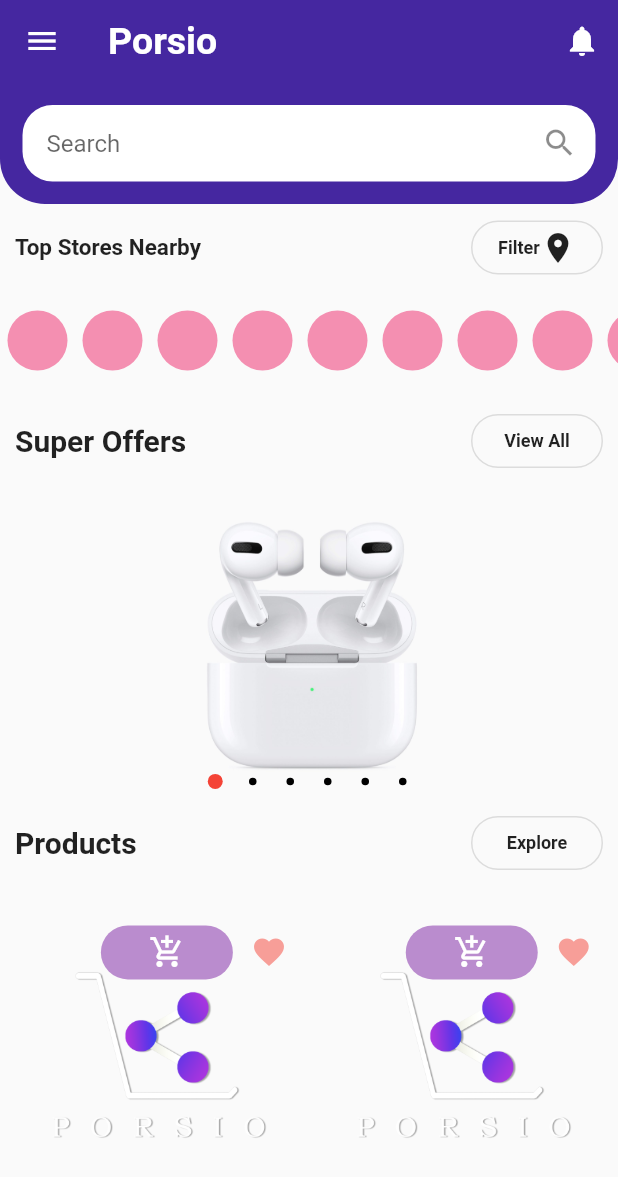
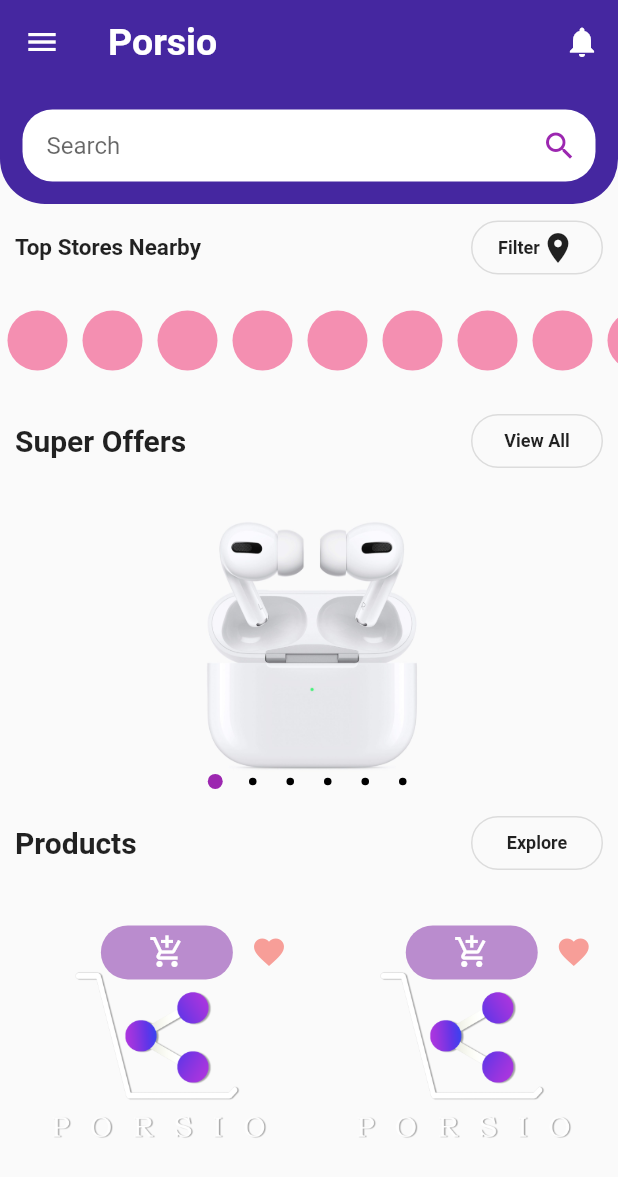
Before and after one commit to PradyumanAgrawal/zomatoClone, a Flutter app: the HomeScreen screen opened directly, on a phone screen of 412 x 824 dp. Shown: the top 1177 px of the screen. Run offline on Flutter 3.47's test engine with Material 2 defaults, Android fonts, the phone set to English and light mode, and no system bars; drawn by our look-alikes of carousel_pro; our stand-ins replace firebase_auth, google_sign_in, photo_view, shared_preferences; accounts and stored records are empty.

Commit message:
added a image viewer for the description page and some minor UI changes in the homeScreen

```diff
--- a/lib/ui/homeScreen.dart
+++ b/lib/ui/homeScreen.dart
@@ -26,7 +26,7 @@ class _HomeScreenState extends State<HomeScreen> {
         slivers: <Widget>[
           SliverAppBar(
             floating: true,
-            pinned: false,
+            pinned: true,
             snap: true,
             backgroundColor: Colors.deepPurple[800],
             title: Text(
@@ -57,19 +57,19 @@ class _HomeScreenState extends State<HomeScreen> {
                       bottomLeft: Radius.circular(20),
                       bottomRight: Radius.circular(20)),
                 ),
-                child: TextField(
+                child: TextFormField(
                   decoration: InputDecoration(
                     hintText: "Search",
                     fillColor: Colors.white,
                     filled: true,
-                    suffixIcon: Icon(Icons.search),
+                    suffixIcon: Icon(Icons.search, color: Colors.purple),
                     enabledBorder: OutlineInputBorder(
                       borderRadius: BorderRadius.circular(20.0),
                       borderSide: BorderSide(color: Colors.transparent),
                     ),
                     contentPadding: EdgeInsets.symmetric(
                       horizontal: 16.0,
-                      vertical: 16.0,
+                      vertical: 14.0,
                     ),
                   ),
                 ),
@@ -93,6 +93,8 @@ class _HomeScreenState extends State<HomeScreen> {
                     ),
                     OutlineButton(
                       onPressed: () {},
+                      shape: StadiumBorder(),
+                      splashColor: Colors.purple,
                       child: Row(
                         children: <Widget>[
                           Text(
@@ -103,8 +105,6 @@ class _HomeScreenState extends State<HomeScreen> {
                           Icon(Icons.location_on),
                         ],
                       ),
-                      shape: RoundedRectangleBorder(
-                          borderRadius: BorderRadius.circular(30.0)),
                     ),
                   ],
                 ),
@@ -143,8 +143,8 @@ class _HomeScreenState extends State<HomeScreen> {
                         style: TextStyle(
                             fontWeight: FontWeight.bold, fontSize: 12.0),
                       ),
-                      shape: RoundedRectangleBorder(
-                          borderRadius: BorderRadius.circular(30.0)),
+                      shape: StadiumBorder(),
+                      splashColor: Colors.purple,
                     ),
                   ],
                 ),
@@ -160,7 +160,7 @@ class _HomeScreenState extends State<HomeScreen> {
                   autoplay: true,
                   dotSize: 5.0,
                   dotColor: Colors.black,
-                  dotIncreasedColor: Colors.red,
+                  dotIncreasedColor: Colors.purple,
                   dotBgColor: Colors.transparent,
                   indicatorBgPadding: 2.0,
                 ),
@@ -178,13 +178,13 @@ class _HomeScreenState extends State<HomeScreen> {
                     ),
                     OutlineButton(
                       onPressed: () {},
+                      shape: StadiumBorder(),
+                      splashColor: Colors.purple,
                       child: Text(
                         "Explore",
                         style: TextStyle(
                             fontWeight: FontWeight.bold, fontSize: 12.0),
                       ),
-                      shape: RoundedRectangleBorder(
-                          borderRadius: BorderRadius.circular(30.0)),
                     ),
                   ],
                 ),
--- a/lib/ui/myApp.dart
+++ b/lib/ui/myApp.dart
@@ -31,7 +31,7 @@ class _MyAppState extends State<MyApp> {
           )),
       debugShowCheckedModeBanner: false,
       initialRoute: //widget.loggedIn ? '/navigation' :
-          '/main_screen',
+          '/description',
       onGenerateRoute: RouteGenerator.generateRoute,
     );
   }
```
Also changed, not shown: lib/functionalities/route_generator.dart (+18 -1 lines), lib/ui/description.dart (+80 -90 lines), lib/ui/discover.dart (+7 -5 lines), lib/ui/imageViewer.dart (added, +42 -0 lines), lib/ui/main_screen.dart (+4 -3 lines), pubspec.yaml (+3 -7 lines), pubspec.lock.
